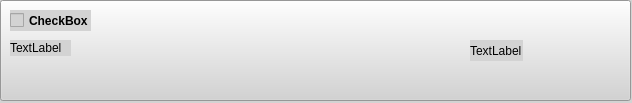
Above: matterbox.ui from MindfulMeadow-Dev-Team/MindfulMeadow before the change. Below: the same form after it.
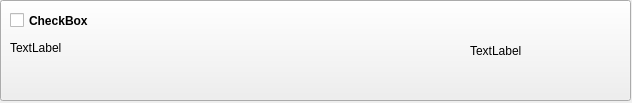
That is the form after the change.

Diff of the .ui file:
```diff
--- a/matterbox.ui
+++ b/matterbox.ui
@@ -14,7 +14,7 @@
    <string>Form</string>
   </property>
   <property name="styleSheet">
-   <string notr="true">background-color:lightgrey</string>
+   <string notr="true"/>
   </property>
   <widget class="QPushButton" name="underlyingBtn">
    <property name="geometry">
```
